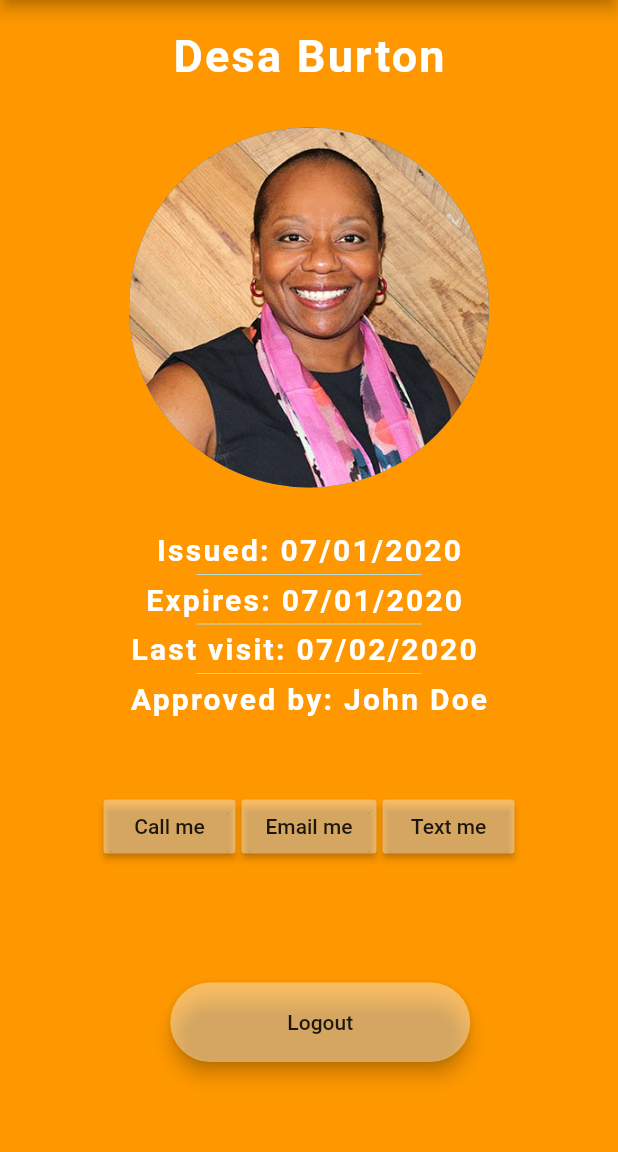
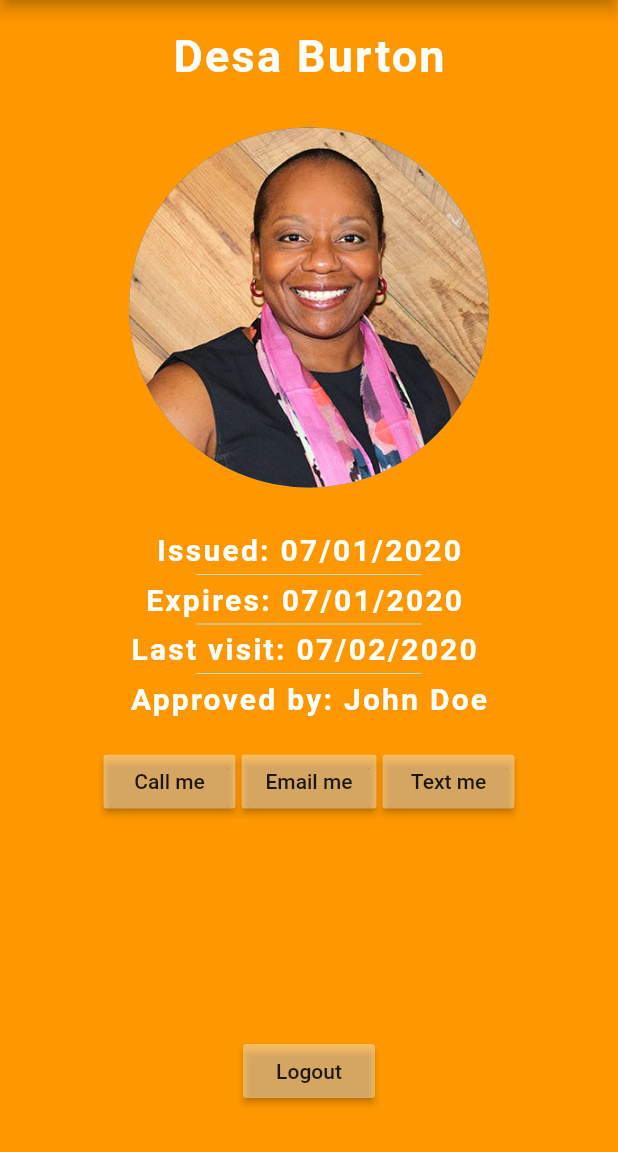
Before and after one commit to David-B-Comer/Access-Brandywine, a Flutter app: the screen it shows after launch, after a tap on "Login with Email", on a phone screen of 412 x 824 dp, the part 84-1236 px from its top. Run offline on Flutter 3.47's test engine with Material 2 defaults, Android fonts, the phone set to English and light mode, and no system bars; our stand-ins replace firebase_auth, flutter_signin_button, google_sign_in, image_picker; missing offline and left inert: flutter_facebook_login; accounts and stored records are empty; network calls fail.

Commit message:
adjuste home page and registration page so buttons fit on page when using keyboard

```diff
--- a/lib/main.dart
+++ b/lib/main.dart
@@ -65,13 +65,14 @@ class _MyHomePageState extends State<MyHomePage> {
         ),
       ),
       body: Container(
-        alignment: Alignment.center,
+        alignment: Alignment.topCenter,
         decoration: BoxDecoration(
           image: DecorationImage(
               image: AssetImage('images/bw.jpg'), fit: BoxFit.cover),
         ),
         child: Column(
           mainAxisAlignment: MainAxisAlignment.center,
+          crossAxisAlignment: CrossAxisAlignment.center,
           children: <Widget>[
             SizedBox(
               width: 220,
@@ -90,6 +91,9 @@ class _MyHomePageState extends State<MyHomePage> {
                 ),
                 controller: emailTextController,
               ),
+            ),
+            SizedBox(
+              height: 10.0,
             ),
             SizedBox(
               width: 220,
@@ -143,12 +147,17 @@ class _MyHomePageState extends State<MyHomePage> {
               },
             ),
             SizedBox(
-              height: 275,
+              height: 5,
             ),
             SizedBox(
               width: 220,
               height: 40,
               child: RaisedButton(
+                shape: RoundedRectangleBorder(
+                    borderRadius: BorderRadius.zero,
+                    side: BorderSide(
+                      color: Colors.white,
+                    )),
                 color: Colors.white,
                 child: Text(
                   'Register for Account',
--- a/lib/passport.dart
+++ b/lib/passport.dart
@@ -1,6 +1,6 @@
 import 'package:flutter/cupertino.dart';
 import 'package:flutter/material.dart';
-import 'package:url_launcher/url_launcher.dart' as UrlLauncher;
+import 'package:url_launcher/url_launcher.dart';
 
 class PassportPage extends StatefulWidget {
   static String id = 'PassportPage';
@@ -23,7 +23,7 @@ class _PassportPageState extends State<PassportPage> {
         body: SafeArea(
           child: Center(
             child: Padding(
-              padding: EdgeInsets.only(top: 20.0),
+              padding: EdgeInsets.only(top: 20.0, bottom: 20.0),
               child: Column(
                 children: <Widget>[
                   Text(
@@ -103,7 +103,7 @@ class _PassportPageState extends State<PassportPage> {
                     ),
                   ),
                   SizedBox(
-                    height: 50.0,
+                    height: 20.0,
                   ),
                   Row(
                     mainAxisAlignment: MainAxisAlignment.center,
@@ -111,47 +111,44 @@ class _PassportPageState extends State<PassportPage> {
                     children: <Widget>[
                       RaisedButton(
                           color: Colors.white38,
-                          onPressed: () async =>
-                              UrlLauncher.launch("tel://9167051794"),
+                          onPressed: () => launch("tel://9167051794"),
                           child: Text('Call me')),
                       SizedBox(
                         width: 4,
                       ),
                       RaisedButton(
                           color: Colors.white38,
-                          onPressed: () async =>
-                              UrlLauncher.launch('mailto:apehow111@gmail.com'),
+                          onPressed: () => launch("mailto:apehow111@gmail.com"),
                           child: Text('Email me')),
                       SizedBox(
                         width: 4,
                       ),
                       RaisedButton(
                           color: Colors.white38,
-                          onPressed: () =>
-                              UrlLauncher.launch("sms://9167051794"),
+                          onPressed: () => launch("sms://9167051794"),
                           child: Text('Text me')),
                     ],
                   ),
+                  SizedBox(
+                    height: 10.0,
+                  ),
                   Expanded(
-                    child: Container(
-                      margin: EdgeInsets.fromLTRB(20.0, 80.0, 5.0, 60.0),
-                      child: Material(
+                    child: Align(
+                      alignment: FractionalOffset.bottomCenter,
+                      child: RaisedButton(
                         color: Colors.white38,
-                        borderRadius: BorderRadius.all(Radius.circular(30.0)),
-                        elevation: 5.0,
-                        child: MaterialButton(
                         onPressed: () {
                           // push the current context to the routeName
                           Navigator.pushNamed(context, '/');
                         },
-                          minWidth: 200.0,
-                          height: 20.0,
                         child: Text(
                           'Logout',
                         ),
                       ),
                     ),
                   ),
+                  SizedBox(
+                    height: 10,
                   ),
                 ],
               ),
--- a/lib/register.dart
+++ b/lib/register.dart
@@ -43,7 +43,6 @@ class _RegistrationPageState extends State<RegistrationPage> {
         ),
         child: Padding(
           padding: EdgeInsets.symmetric(horizontal: 24.0),
-          child: SingleChildScrollView(
           child: Column(
             mainAxisAlignment: MainAxisAlignment.center,
             crossAxisAlignment: CrossAxisAlignment.stretch,
@@ -58,8 +57,8 @@ class _RegistrationPageState extends State<RegistrationPage> {
                   email = value;
                   //This does something with the user input.
                 },
-                  decoration: kTextFieldDecoration.copyWith(
-                      hintText: 'Enter your email'),
+                decoration:
+                    kTextFieldDecoration.copyWith(hintText: 'Enter your email'),
               ),
               SizedBox(
                 height: 8.0,
@@ -81,8 +80,7 @@ class _RegistrationPageState extends State<RegistrationPage> {
                 title: 'Register',
                 onPressed: () async {
                   try {
-                      final newUser =
-                          await _auth.createUserWithEmailAndPassword(
+                    final newUser = await _auth.createUserWithEmailAndPassword(
                         email: email, password: password);
                     if (newUser != null) {
                       Navigator.pushNamed(context, PassportPage.id);
@@ -95,7 +93,6 @@ class _RegistrationPageState extends State<RegistrationPage> {
                 },
               ),
             ],
-            ),
           ),
         ),
       ),
```
Lines whose indentation alone changed are shown as unchanged.
